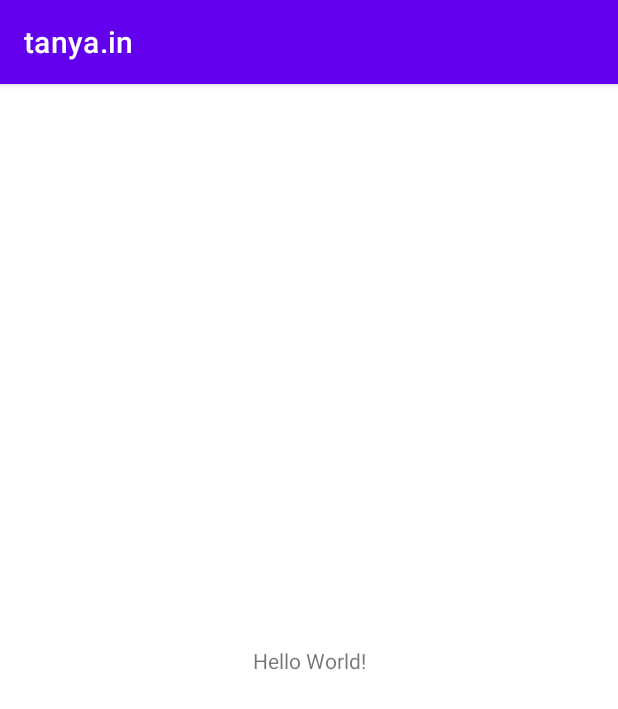
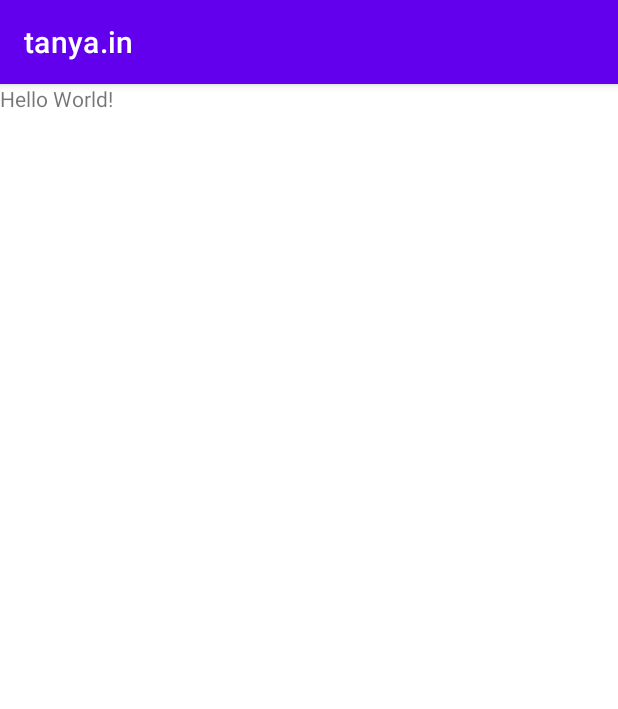
Before and after one commit to PratamaIwang/tanya.in, an Android app: the screen it shows after launch (MainActivity), on a phone screen of 412 x 824 dp. Shown: the top 709 px of the screen. Run offline under Robolectric (Android 15) with nearby library versions, the phone set to English and light mode, and no system bars.

Commit message:
Push Test

```diff
--- a/app/src/main/res/layout/activity_main.xml
+++ b/app/src/main/res/layout/activity_main.xml
@@ -6,13 +6,20 @@
     android:layout_height="match_parent"
     tools:context=".MainActivity">
 
-    <TextView
-        android:layout_width="wrap_content"
-        android:layout_height="wrap_content"
-        android:text="Hello World!"
-        app:layout_constraintBottom_toBottomOf="parent"
-        app:layout_constraintLeft_toLeftOf="parent"
-        app:layout_constraintRight_toRightOf="parent"
-        app:layout_constraintTop_toTopOf="parent" />
+    <ScrollView
+        android:layout_width="match_parent"
+        android:layout_height="match_parent">
+
+        <LinearLayout
+            android:layout_width="match_parent"
+            android:layout_height="wrap_content"
+            android:orientation="vertical" >
+
+            <TextView
+                android:layout_width="wrap_content"
+                android:layout_height="wrap_content"
+                android:text="Hello World!" />
+        </LinearLayout>
+    </ScrollView>
 
 </androidx.constraintlayout.widget.ConstraintLayout>
```
